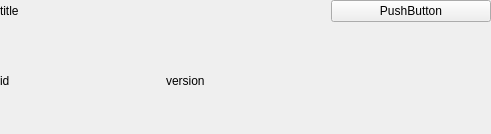
Before: the Qt Designer form PressPlateTool/ui/expand/expandtile.ui in CGinMax/ProtocolTools, drawn with Qt 5.
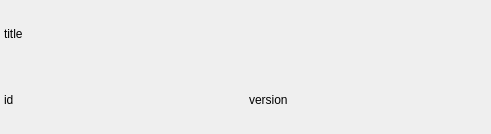
After: the same form once the commit is applied.

```diff
--- a/PressPlateTool/ui/expand/expandtile.ui
+++ b/PressPlateTool/ui/expand/expandtile.ui
@@ -10,26 +10,25 @@
     <height>134</height>
    </rect>
   </property>
-  <layout class="QGridLayout" name="gridLayout">
+  <property name="sizePolicy">
+   <sizepolicy hsizetype="Preferred" vsizetype="Fixed">
+    <horstretch>0</horstretch>
+    <verstretch>0</verstretch>
+   </sizepolicy>
+  </property>
+  <layout class="QGridLayout" name="gridLayout" rowstretch="0,0">
    <property name="leftMargin">
-    <number>0</number>
+    <number>4</number>
    </property>
    <property name="topMargin">
-    <number>0</number>
+    <number>4</number>
    </property>
    <property name="rightMargin">
-    <number>0</number>
+    <number>4</number>
    </property>
    <property name="bottomMargin">
-    <number>0</number>
+    <number>4</number>
    </property>
-   <item row="1" column="0">
-    <widget class="QLabel" name="txtId">
-     <property name="text">
-      <string>id</string>
-     </property>
-    </widget>
-   </item>
    <item row="1" column="1">
     <widget class="QLabel" name="txtVersion">
      <property name="text">
@@ -37,10 +36,10 @@
      </property>
     </widget>
    </item>
-   <item row="0" column="2">
-    <widget class="QPushButton" name="pushButton">
+   <item row="1" column="0">
+    <widget class="QLabel" name="txtId">
      <property name="text">
-      <string>PushButton</string>
+      <string>id</string>
      </property>
     </widget>
    </item>
```
